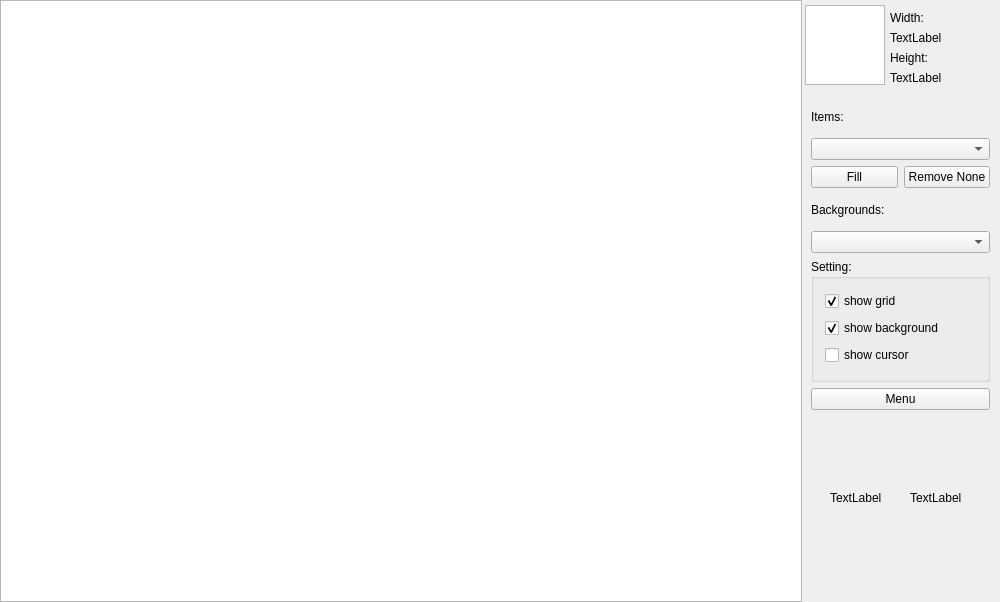
Above: mainwindow.ui from Vazzi/Stalker-Editor before the change. Below: the same form after it.
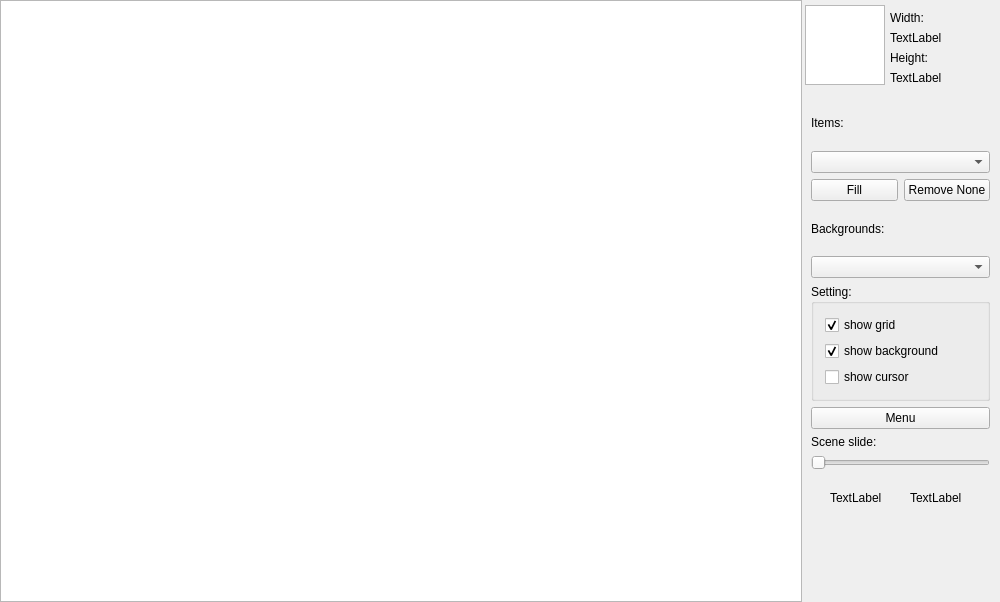
That is the form after the change.

Commit message: scene slider

The edit to the form file:
```diff
--- a/mainwindow.ui
+++ b/mainwindow.ui
@@ -172,7 +172,7 @@
       <x>800</x>
       <y>90</y>
       <width>201</width>
-      <height>331</height>
+      <height>391</height>
      </rect>
     </property>
     <layout class="QVBoxLayout" name="verticalLayout_6">
@@ -271,6 +271,24 @@
          </property>
         </widget>
        </item>
+       <item>
+        <layout class="QVBoxLayout" name="verticalLayout_7">
+         <item>
+          <widget class="QLabel" name="label_4">
+           <property name="text">
+            <string>Scene slide:</string>
+           </property>
+          </widget>
+         </item>
+         <item>
+          <widget class="QSlider" name="horizontalSlider">
+           <property name="orientation">
+            <enum>Qt::Horizontal</enum>
+           </property>
+          </widget>
+         </item>
+        </layout>
+       </item>
       </layout>
      </item>
     </layout>
```
The commit also changes 2 other files.
